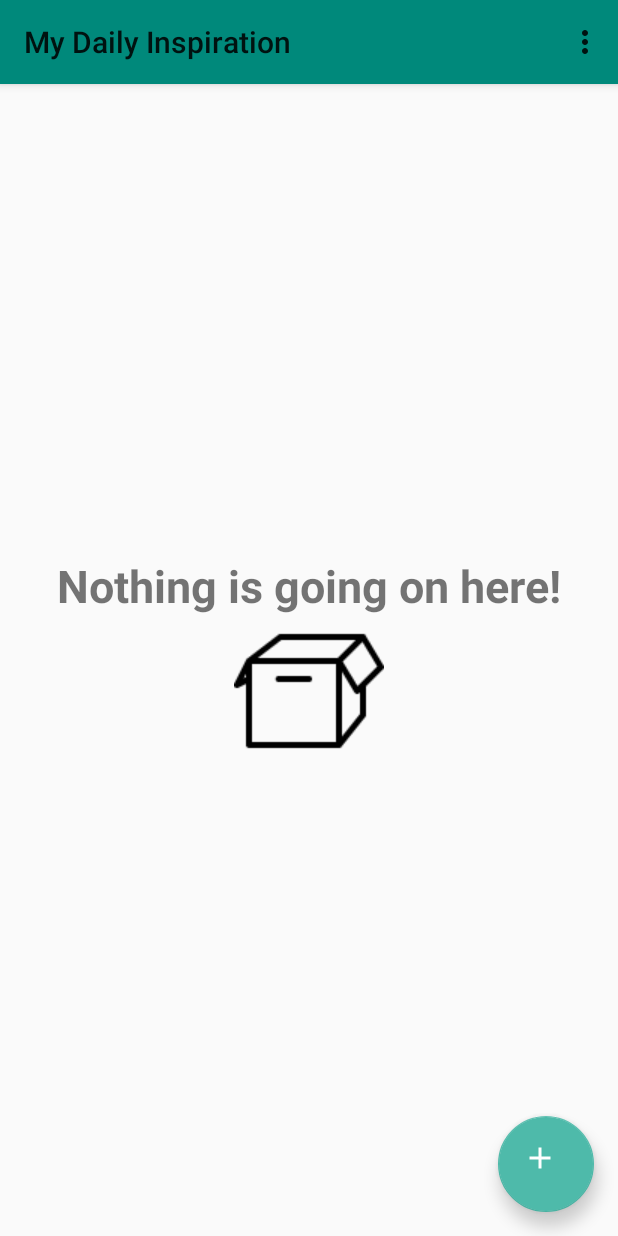
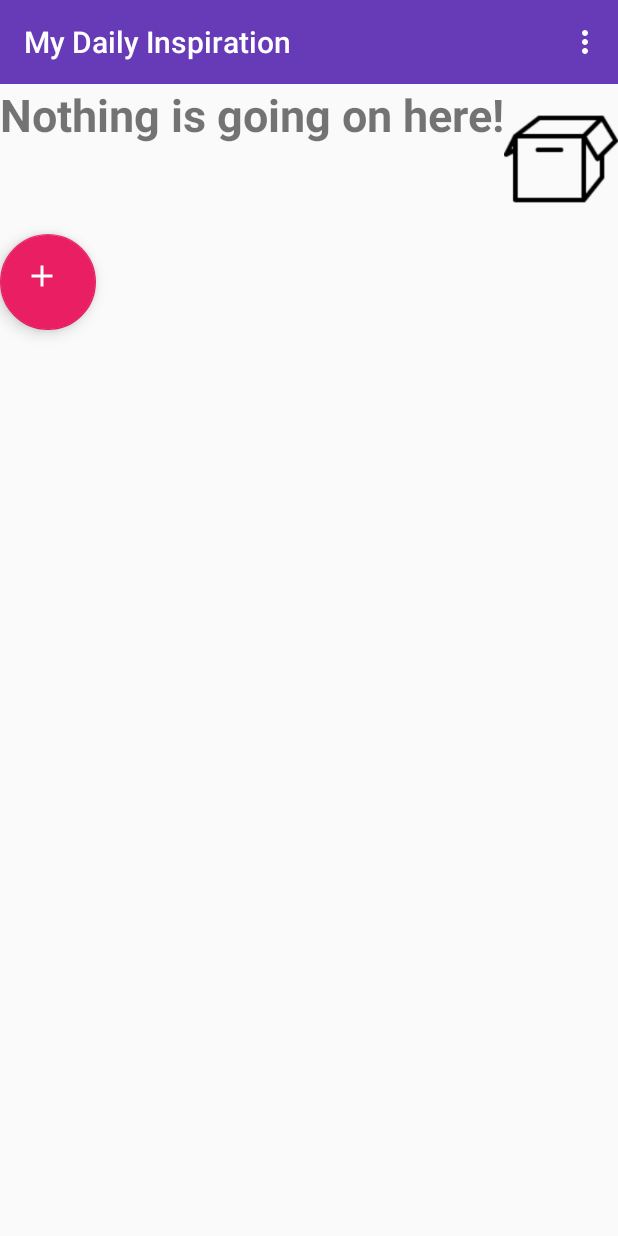
Before and after one commit to djnotes/MyDailyInspiration, an Android app: the screen it shows after launch (MainActivity), on a phone screen of 412 x 824 dp. Run offline under Robolectric (Android 15) with nearby library versions, the phone set to English and light mode, and no system bars.

Commit message:
Added navigation drawer

```diff
--- a/app/src/main/java/com/mehdi/memo/MainActivity.java
+++ b/app/src/main/java/com/mehdi/memo/MainActivity.java
@@ -18,12 +18,14 @@ import android.support.design.widget.FloatingActionButton;
 import android.support.v4.app.NotificationCompat;
 import android.support.v7.app.AppCompatActivity;
 import android.os.Bundle;
+import android.support.v7.widget.Toolbar;
 import android.util.Log;
 import android.view.Menu;
 import android.view.MenuItem;
 import android.view.View;
 import android.view.WindowManager;
 import android.widget.AdapterView;
+import android.widget.ArrayAdapter;
 import android.widget.ListView;
 import android.support.v4.app.FragmentTransaction;
 
@@ -36,8 +38,8 @@ public class MainActivity extends AppCompatActivity implements LoaderManager.Loa
     public static ListView mMemoListView;
     MemoCursorAdapter mMemoAdapter;
 
-    SharedPreferences mPrefs;
-
+    //Define a toolbar
+    Toolbar mToolbar;
 
     @Override
     protected void onCreate(Bundle savedInstanceState) {
@@ -51,7 +53,11 @@ public class MainActivity extends AppCompatActivity implements LoaderManager.Loa
 
 
         super.onCreate(savedInstanceState);
-        setContentView(com.mehdi.memo.R.layout.activity_main);
+        setContentView(R.layout.navigation_drawer);
+
+        //Get reference for the toolbar
+        mToolbar = findViewById(R.id.toolbar);
+        setSupportActionBar(mToolbar);
 
 
         FloatingActionButton fab = (FloatingActionButton) findViewById(R.id.fab);
@@ -105,6 +111,7 @@ public class MainActivity extends AppCompatActivity implements LoaderManager.Loa
             transaction.add(fragment , FRAGTAG);
             transaction.commit();
         }
+
 
     }
 
--- a/app/src/main/res/layout/activity_main.xml
+++ b/app/src/main/res/layout/activity_main.xml
@@ -1,22 +1,25 @@
 <?xml version="1.0" encoding="utf-8"?>
-<android.support.constraint.ConstraintLayout xmlns:android="http://schemas.android.com/apk/res/android"
+
+
+<LinearLayout android:layout_height="wrap_content"
     xmlns:app="http://schemas.android.com/apk/res-auto"
-    xmlns:tools="http://schemas.android.com/tools"
+    android:orientation="vertical"
+    android:layout_width="wrap_content"
+    android:id="@+id/content"
+    xmlns:android="http://schemas.android.com/apk/res/android">
+        <android.support.v7.widget.Toolbar
             android:layout_width="match_parent"
-    android:layout_height="match_parent"
-    tools:context="com.mehdi.memo.MainActivity">
+            android:layout_height="?attr/actionBarSize"
+            android:id="@+id/toolbar"
+            android:background="?attr/colorPrimary"
+            xmlns:app="http://schemas.android.com/apk/res-auto"
+            app:theme="@style/ThemeOverlay.AppCompat.Dark.ActionBar"/>
 
     <LinearLayout
+        android:layout_width="match_parent"
+        android:layout_height="wrap_content"
         android:id="@+id/empty_view"
-        android:layout_width="wrap_content"
-        android:layout_height="wrap_content"
-        android:gravity="center_horizontal"
-        android:orientation="vertical"
-        app:layout_constraintBottom_toBottomOf="parent"
-        app:layout_constraintLeft_toLeftOf="parent"
-        app:layout_constraintRight_toRightOf="parent"
-        app:layout_constraintTop_toTopOf="parent">
-
+        >
 
     <TextView
         android:id="@+id/tv_empty_view"
@@ -24,38 +27,31 @@
         android:layout_height="wrap_content"
         android:text="@string/list_is_empty"
         android:textSize="@dimen/large_text"
-            android:textStyle="bold"
-            android:elevation="5dp"/>
+        android:textStyle="bold" />
 
     <ImageView
         android:id="@+id/iv_empty_view"
         android:layout_width="wrap_content"
         android:layout_height="wrap_content"
-            android:layout_below="@+id/tv_empty_view"
-            android:layout_centerHorizontal="true"
         android:contentDescription="@string/list_is_empty"
-            android:src="@drawable/emptybox"
-            android:elevation="1dp"/>
-
+        android:src="@drawable/emptybox" />
     </LinearLayout>
 
         <ListView
             android:id="@+id/listview"
             android:layout_width="wrap_content"
             android:layout_height="wrap_content"
-        android:elevation="3dp"/>
 
+            />
 
     <android.support.design.widget.FloatingActionButton
         android:id="@+id/fab"
         android:layout_width="@android:dimen/notification_large_icon_width"
         android:layout_height="@android:dimen/notification_large_icon_height"
-        android:layout_marginBottom="16dp"
-        android:layout_marginRight="16dp"
+        android:layout_marginEnd="@dimen/margin"
+        android:layout_marginRight="@dimen/margin"
+        android:layout_marginBottom="@dimen/margin"
         android:src="@drawable/plus"
-        app:layout_constraintBottom_toBottomOf="parent"
-        app:layout_constraintRight_toRightOf="parent"
-        android:elevation="7dp"/>
 
-
-</android.support.constraint.ConstraintLayout>
+        />
+    </LinearLayout>
--- /dev/null
+++ b/app/src/main/res/layout/navigation_drawer.xml
@@ -0,0 +1,25 @@
+<?xml version="1.0" encoding="utf-8"?>
+<android.support.v4.widget.DrawerLayout android:layout_width="match_parent"
+    android:layout_height="match_parent"
+    xmlns:app="http://schemas.android.com/apk/res-auto"
+    xmlns:tools="http://schemas.android.com/tools"
+    android:id="@+id/drawer_layout"
+    android:fitsSystemWindows="true"
+    tools:openDrawer="start"
+    xmlns:android="http://schemas.android.com/apk/res/android">
+    <include layout="@layout/activity_main"
+        android:layout_width="match_parent"
+        android:layout_height="wrap_content"/>
+
+    <android.support.design.widget.NavigationView
+        android:layout_height="match_parent"
+        android:layout_width="wrap_content"
+        android:id="@+id/navigation_view"
+        android:layout_gravity="start"
+        android:fitsSystemWindows="true"
+        app:headerLayout="@layout/navigation_header"
+        app:menu="@menu/navigation_menu"
+        />
+
+
+</android.support.v4.widget.DrawerLayout>
--- /dev/null
+++ b/app/src/main/res/layout/navigation_header.xml
@@ -0,0 +1,31 @@
+<?xml version="1.0" encoding="utf-8"?>
+<LinearLayout xmlns:android="http://schemas.android.com/apk/res/android"
+    android:orientation="vertical"
+    android:layout_width="match_parent"
+    android:layout_height="160dp"
+    android:padding="16dp"
+    android:gravity="bottom"
+    android:theme="@style/ThemeOverlay.AppCompat.Dark"
+    android:background="@drawable/header">
+    <ImageView
+        android:layout_width="56dp"
+        android:layout_height="56dp"
+        android:src="@drawable/man"
+        android:scaleType="centerCrop"
+        android:contentDescription="@string/profile_picture"
+        />
+<TextView
+    android:layout_width="wrap_content"
+    android:layout_height="wrap_content"
+    android:text="My Name"
+    android:paddingTop="16dp"
+    android:textAppearance="@style/TextAppearance.AppCompat.Body1"
+    />
+    <TextView
+        android:layout_width="wrap_content"
+        android:layout_height="wrap_content"
+        android:text="I'm gonna do it. I will succeed!"
+        android:paddingTop="4dp"
+        android:textAppearance="@style/TextAppearance.AppCompat.Body1"/>
+
+</LinearLayout>
--- /dev/null
+++ b/app/src/main/res/menu/navigation_menu.xml
@@ -0,0 +1,34 @@
+<?xml version="1.0" encoding="utf-8"?>
+<menu xmlns:android="http://schemas.android.com/apk/res/android">
+    <group android:checkableBehavior="single">
+        <item android:title="Add Inspiration"
+            android:id="@+id/add_new"
+            android:icon="@drawable/plus"
+            />
+        <item android:title="Settings"
+            android:id="@+id/drawer_settings"
+            android:icon="@drawable/gear"/>
+        <item android:title="About App"
+            android:id="@+id/about_app"
+            android:icon="@drawable/application"
+            />
+
+
+    </group>
+
+    <item android:id="@+id/more_items"
+        android:title="Subheader"
+        >
+        <menu>
+            <item
+                android:title="Find Inspirations Online"
+                android:id="@+id/find_inspiration_online"
+                android:icon="@drawable/web"
+                />
+            <item
+                android:title="Spread the Word"
+                android:id="@+id/share"
+                android:icon="@drawable/share"/>
+        </menu>
+    </item>
+</menu>
--- a/app/src/main/res/values/colors.xml
+++ b/app/src/main/res/values/colors.xml
@@ -1,6 +1,6 @@
 <?xml version="1.0" encoding="utf-8"?>
 <resources>
-    <color name="primary">#00897b</color>
-    <color name="primary_dark">#005b4f</color>
-    <color name="accent">#4ebaaa</color>
+    <color name="primary">#673ab7</color>
+    <color name="primary_dark">#512da8</color>
+    <color name="accent">#e91e63</color>
 </resources>
--- a/app/src/main/res/values/strings.xml
+++ b/app/src/main/res/values/strings.xml
@@ -50,4 +50,6 @@
     <string name="channel_name" translatable="false">Channel Default</string>
     <string name="channel_description" translatable="false">This is Default Channel</string>
     <string name="preferences_filename" translatable="false">preferences.xml</string>
+    <string name="dummy_text">This is test. And that is test. These Are tests. \\n Everything is a test. \\n Fuck This. \\n Do not fuck with me! \\n Do the job\\n It is almost finished. \\n ARe you ready? \\n - Yes I am. \\n Go to hell!</string>
+    <string name="profile_picture">Profile Picture</string>
 </resources>
--- a/app/src/main/res/values/styles.xml
+++ b/app/src/main/res/values/styles.xml
@@ -1,7 +1,7 @@
 <resources>
 
     <!-- Base application theme. -->
-    <style name="AppTheme" parent="Theme.AppCompat.Light">
+    <style name="AppTheme" parent="Theme.AppCompat.Light.NoActionBar">
         <!-- Customize your theme here. -->
         <item name="colorPrimary">@color/primary</item>
         <item name="colorPrimaryDark">@color/primary_dark</item>
```
Also changed, not shown: app/src/main/res/drawable/application.png (added), app/src/main/res/drawable/header.jpg (added), app/src/main/res/drawable/man.jpg (added), app/src/main/res/drawable/share.png (added), app/src/main/res/drawable/web.png (added). Lines whose indentation alone changed are shown as unchanged.
